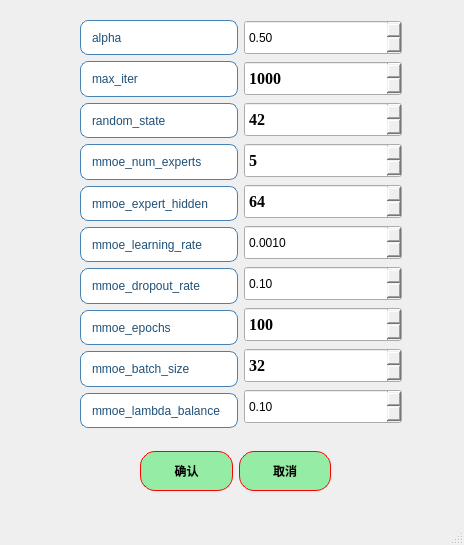
Qt form ui/algorithms9_MMOE_para.ui (azhongege24/predict_first) before a commit.
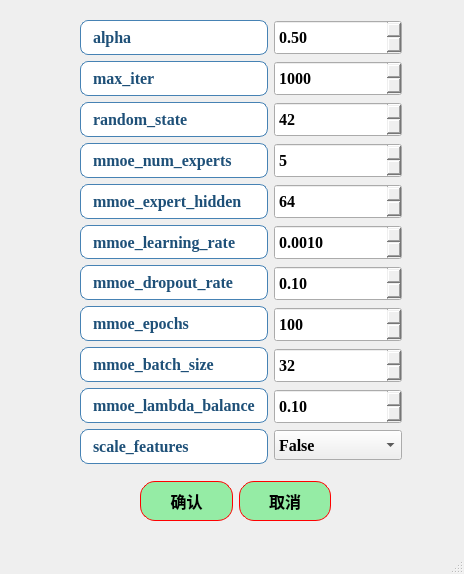
The same form after that commit.

Commit message: 今天下午完善了MMOE模型的参数UI的设置，并且简易的运行了一下，发现下一步重中之重就是对于数据的剔除异常值，然后进行模型的运行，还有就是预训练模型的加载以及输出的结果的展示问题。

The edit to the form file:
```diff
--- a/ui/algorithms9_MMOE_para.ui
+++ b/ui/algorithms9_MMOE_para.ui
@@ -7,20 +7,28 @@
     <x>0</x>
     <y>0</y>
     <width>464</width>
-    <height>545</height>
+    <height>574</height>
    </rect>
   </property>
+  <property name="font">
+   <font>
+    <family>Times New Roman</family>
+    <pointsize>12</pointsize>
+    <weight>75</weight>
+    <bold>true</bold>
+   </font>
+  </property>
   <property name="windowTitle">
    <string>MMoE</string>
   </property>
   <widget class="QWidget" name="centralwidget">
-   <widget class="QWidget" name="">
+   <widget class="QWidget" name="layoutWidget">
     <property name="geometry">
      <rect>
       <x>80</x>
       <y>20</y>
       <width>322</width>
-      <height>408</height>
+      <height>444</height>
      </rect>
     </property>
     <layout class="QHBoxLayout" name="horizontalLayout">
@@ -306,6 +314,34 @@
          </property>
         </widget>
        </item>
+       <item>
+        <widget class="QLabel" name="label_11">
+         <property name="styleSheet">
+          <string notr="true">QLabel {
+    border: 1px solid rgb(70, 130, 180);   /* 增强为科研蓝边框，参考Nature期刊图表色 */
+    border-radius: 8px;
+    padding: 4px 8px;
+    background-color: rgb(255, 255, 255);  /* 纯白背景提升对比度 */
+    color: rgb(30, 80, 120);               /* 深海军蓝文字，对比度达8:1 */
+    font: bold 16pt &quot;Times New Roman&quot;;     
+    qproperty-alignment: 'AlignCenter';
+    /* 强化阴影效果 */
+}
+
+QLabel:hover {
+    border-color: rgb(0, 100, 180);        /* 悬停时使用更高饱和的科研蓝 */
+    background-color: rgb(240, 248, 255);  /* 极浅蓝悬停反馈 */
+}
+
+QLabel:pressed {
+    background-color: rgb(220, 240, 255);  /* 按压状态模拟墨水渗透效果 */
+}</string>
+         </property>
+         <property name="text">
+          <string>scale_features</string>
+         </property>
+        </widget>
+       </item>
       </layout>
      </item>
      <item>
@@ -332,6 +368,9 @@
     margin-top: 4px;
 }</string>
          </property>
+         <property name="readOnly">
+          <bool>false</bool>
+         </property>
          <property name="value">
           <double>0.500000000000000</double>
          </property>
@@ -361,6 +400,9 @@
     margin-top: 4px;
 }</string>
          </property>
+         <property name="readOnly">
+          <bool>false</bool>
+         </property>
          <property name="maximum">
           <number>99999</number>
          </property>
@@ -393,6 +435,9 @@
     margin-top: 4px;
 }</string>
          </property>
+         <property name="readOnly">
+          <bool>false</bool>
+         </property>
          <property name="value">
           <number>42</number>
          </property>
@@ -422,6 +467,9 @@
     margin-top: 4px;
 }</string>
          </property>
+         <property name="readOnly">
+          <bool>false</bool>
+         </property>
          <property name="maximum">
           <number>99999</number>
          </property>
@@ -454,6 +502,9 @@
     margin-top: 4px;
 }</string>
          </property>
+         <property name="readOnly">
+          <bool>false</bool>
+         </property>
          <property name="maximum">
           <number>99999</number>
          </property>
@@ -484,6 +535,9 @@
     margin-top: 4px;
 }</string>
          </property>
+         <property name="readOnly">
+          <bool>false</bool>
+         </property>
          <property name="decimals">
           <number>4</number>
          </property>
@@ -514,6 +568,9 @@
     margin-top: 4px;
 }</string>
          </property>
+         <property name="readOnly">
+          <bool>false</bool>
+         </property>
          <property name="decimals">
           <number>2</number>
          </property>
@@ -546,6 +603,9 @@
     margin-top: 4px;
 }</string>
          </property>
+         <property name="readOnly">
+          <bool>false</bool>
+         </property>
          <property name="maximum">
           <number>99999</number>
          </property>
@@ -578,6 +638,9 @@
     margin-top: 4px;
 }</string>
          </property>
+         <property name="readOnly">
+          <bool>false</bool>
+         </property>
          <property name="maximum">
           <number>99999</number>
          </property>
@@ -608,20 +671,43 @@
     margin-top: 4px;
 }</string>
          </property>
+         <property name="readOnly">
+          <bool>false</bool>
+         </property>
          <property name="value">
           <double>0.100000000000000</double>
          </property>
         </widget>
        </item>
+       <item>
+        <widget class="QComboBox" name="comboBox_mmoe_scale_features">
+         <property name="minimumSize">
+          <size>
+           <width>0</width>
+           <height>30</height>
+          </size>
+         </property>
+         <item>
+          <property name="text">
+           <string>False</string>
+          </property>
+         </item>
+         <item>
+          <property name="text">
+           <string>True</string>
+          </property>
+         </item>
+        </widget>
+       </item>
       </layout>
      </item>
     </layout>
    </widget>
-   <widget class="QWidget" name="">
+   <widget class="QWidget" name="layoutWidget">
     <property name="geometry">
      <rect>
       <x>140</x>
-      <y>450</y>
+      <y>480</y>
       <width>191</width>
       <height>42</height>
      </rect>
```
Left out of the diff: 72 changed lines with no effect on the pictures. The commit also changes 4 other files.
